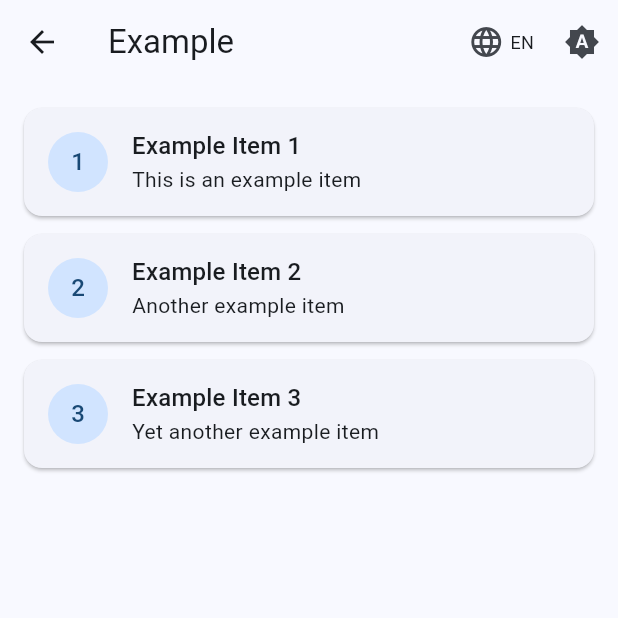
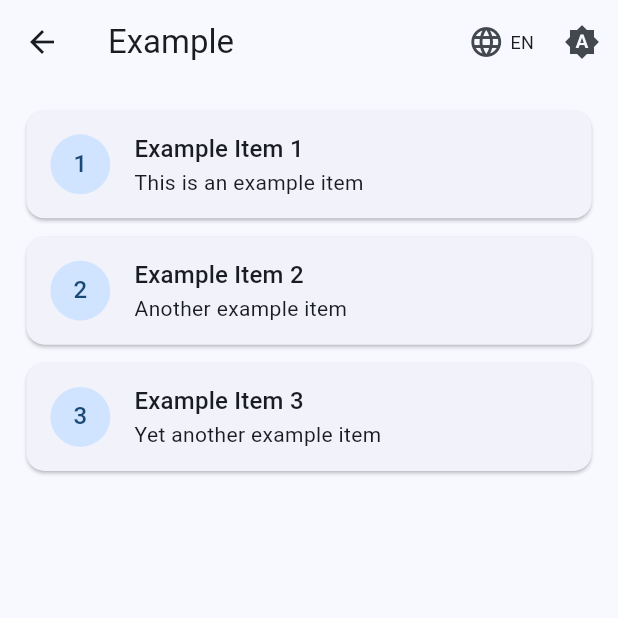
Before and after one commit to XIIIFOX/template_flutter, a Flutter app: the ExamplePage screen opened by its route, on a phone screen of 412 x 824 dp, the top half of it. Run offline on Flutter 3.47's test engine with Material 3 defaults, Android fonts, the phone set to English and light mode, and no system bars; drawn by our look-alikes of pull_to_refresh, showcaseview; our stand-ins replace connectivity_plus, dartz, dio, easy_localization, equatable, firebase_core and 8 more; accounts and stored records are empty; generated files the repository leaves out were written again.

Commit message:
refactor: Apply centralized ThemeDimensions and optimize UI layout
This commit refactors the presentation layer to utilize `ThemeDimensions` for consistent spacing and standardizes widget structures across multiple features.

Key changes include:
- **Theme Integration**:
    - Replaced hardcoded numeric values and direct `screenutil` extensions (`.w`, `.h`) with semantic `ThemeDimensions` constants (e.g., `paddingL`, `spacingM`) across Auth, Home, Counter, and Example features.
- **Home Feature**:
    - Refactored `HomePage` to reduce nesting by applying padding directly to `SingleChildScrollView` and `Container` widgets instead of wrapping children in `Padding` widgets.
    - Updated `_ModuleCard` and the authentication status card to use theme constants.
- **Widget Optimization**:
    - **Auth & Counter**: Updated `LoginPage` and `CounterPage` to use `Container` padding instead of separate `Padding` widgets.
    - **Shared Components**: Standardized padding in `ErrorDisplayWidget` and `AuthForm` buttons.
    - **Example Feature**: Adjusted `ExampleListItem` margins and `ExamplePage` list padding to align with the global theme.

```diff
--- a/lib/core/widgets/error_widget.dart
+++ b/lib/core/widgets/error_widget.dart
@@ -1,6 +1,7 @@
 import 'package:easy_localization/easy_localization.dart';
 import 'package:flutter/material.dart';
 import 'package:template_flutter/core/error/failures.dart';
+import 'package:template_flutter/core/theme/theme_dimensions.dart';
 
 class ErrorDisplayWidget extends StatelessWidget {
   final Failure failure;
@@ -16,7 +17,7 @@ class ErrorDisplayWidget extends StatelessWidget {
   Widget build(BuildContext context) {
     return Center(
       child: Padding(
-        padding: const EdgeInsets.all(16.0),
+        padding: EdgeInsets.all(ThemeDimensions.paddingM),
         child: Column(
           mainAxisAlignment: MainAxisAlignment.center,
           children: [
--- a/lib/features/auth/presentation/pages/login_page.dart
+++ b/lib/features/auth/presentation/pages/login_page.dart
@@ -2,6 +2,7 @@ import 'package:easy_localization/easy_localization.dart';
 import 'package:flutter/material.dart';
 import 'package:flutter_bloc/flutter_bloc.dart';
 import 'package:go_router/go_router.dart';
+import 'package:template_flutter/core/theme/theme_dimensions.dart';
 import 'package:template_flutter/core/widgets/error_widget.dart';
 import 'package:template_flutter/core/widgets/language_toggle.dart';
 import 'package:template_flutter/core/widgets/loading_widget.dart';
@@ -77,8 +78,8 @@ class _AuthenticatedView extends StatelessWidget {
   @override
   Widget build(BuildContext context) {
     return Center(
-      child: Padding(
-        padding: const EdgeInsets.all(24.0),
+      child: Container(
+        padding: EdgeInsets.all(ThemeDimensions.paddingL),
         child: Column(
           mainAxisAlignment: MainAxisAlignment.center,
           children: [
--- a/lib/features/auth/presentation/widgets/auth_form.dart
+++ b/lib/features/auth/presentation/widgets/auth_form.dart
@@ -3,6 +3,7 @@ import 'package:flutter/material.dart';
 import 'package:flutter_bloc/flutter_bloc.dart';
 import 'package:flutter_screenutil/flutter_screenutil.dart';
 import 'package:template_flutter/core/theme/theme_border_styles.dart';
+import 'package:template_flutter/core/theme/theme_dimensions.dart';
 import 'package:template_flutter/features/auth/presentation/bloc/auth_bloc.dart';
 
 class AuthForm extends StatefulWidget {
@@ -66,7 +67,7 @@ class _AuthFormState extends State<AuthForm> {
         );
       },
       child: SingleChildScrollView(
-        padding: EdgeInsets.all(24.w),
+        padding: EdgeInsets.all(ThemeDimensions.paddingL),
         child: Form(
           key: _formKey,
           child: Column(
@@ -170,7 +171,7 @@ class _AuthFormState extends State<AuthForm> {
               ElevatedButton(
                 onPressed: _submit,
                 style: ElevatedButton.styleFrom(
-                  padding: EdgeInsets.symmetric(vertical: 16.h),
+                  padding: EdgeInsets.symmetric(vertical: ThemeDimensions.spacingM),
                   shape: RoundedRectangleBorder(
                     borderRadius: BorderRadius.circular(8.r),
                   ),
--- a/lib/features/example_feature/presentation/pages/example_page.dart
+++ b/lib/features/example_feature/presentation/pages/example_page.dart
@@ -4,6 +4,7 @@ import 'package:flutter_bloc/flutter_bloc.dart';
 import 'package:go_router/go_router.dart';
 import 'package:pull_to_refresh/pull_to_refresh.dart';
 import 'package:template_flutter/core/di/injection_container.dart';
+import 'package:template_flutter/core/theme/theme_dimensions.dart';
 import 'package:template_flutter/core/widgets/error_widget.dart';
 import 'package:template_flutter/core/widgets/language_toggle.dart';
 import 'package:template_flutter/core/widgets/loading_widget.dart';
@@ -110,7 +111,7 @@ class _ExampleListWithRefreshState extends State<_ExampleListWithRefresh> {
         enablePullDown: true,
         header: const WaterDropHeader(),
         child: ListView.builder(
-          padding: const EdgeInsets.all(16),
+          padding: EdgeInsets.all(ThemeDimensions.paddingM),
           itemCount: widget.data.length,
           itemBuilder: (context, index) {
             return ExampleListItem(entity: widget.data[index]);
--- a/lib/features/example_feature/presentation/widgets/example_list_item.dart
+++ b/lib/features/example_feature/presentation/widgets/example_list_item.dart
@@ -1,4 +1,5 @@
 import 'package:flutter/material.dart';
+import 'package:template_flutter/core/theme/theme_dimensions.dart';
 import 'package:template_flutter/features/example_feature/domain/entities/example_entity.dart';
 
 class ExampleListItem extends StatelessWidget {
@@ -12,7 +13,7 @@ class ExampleListItem extends StatelessWidget {
   @override
   Widget build(BuildContext context) {
     return Card(
-      margin: const EdgeInsets.only(bottom: 12),
+      margin: EdgeInsets.only(bottom: ThemeDimensions.spacingM * 0.75),
       child: ListTile(
         leading: CircleAvatar(
           child: Text('${entity.id}'),
--- a/lib/features/home/presentation/pages/home_page.dart
+++ b/lib/features/home/presentation/pages/home_page.dart
@@ -25,7 +25,6 @@ class HomePage extends StatelessWidget {
         ],
       ),
       body: SingleChildScrollView(
-        child: Padding(
         padding: EdgeInsets.all(ThemeDimensions.paddingL),
         child: Column(
           crossAxisAlignment: CrossAxisAlignment.stretch,
@@ -79,7 +78,7 @@ class HomePage extends StatelessWidget {
                     orElse: () =>
                         ThemeColors.getSurfaceColorByBrightness(context),
                   ),
-                    child: Padding(
+                  child: Container(
                     padding: EdgeInsets.all(ThemeDimensions.cardPadding),
                     child: Column(
                       children: [
@@ -121,7 +120,6 @@ class HomePage extends StatelessWidget {
           ],
         ),
       ),
-      ),
     );
   }
 }
@@ -148,7 +146,7 @@ class _ModuleCard extends StatelessWidget {
       child: InkWell(
           onTap: onTap,
           borderRadius: ThemeBorderStyles.cardBorderRadius(context),
-        child: Padding(
+        child: Container(
           padding: EdgeInsets.all(ThemeDimensions.cardPadding),
           child: Row(
             children: [
```
Also changed, not shown: lib/features/counter/presentation/pages/counter_page.dart (+5 -4 lines). Lines whose indentation alone changed are shown as unchanged.
